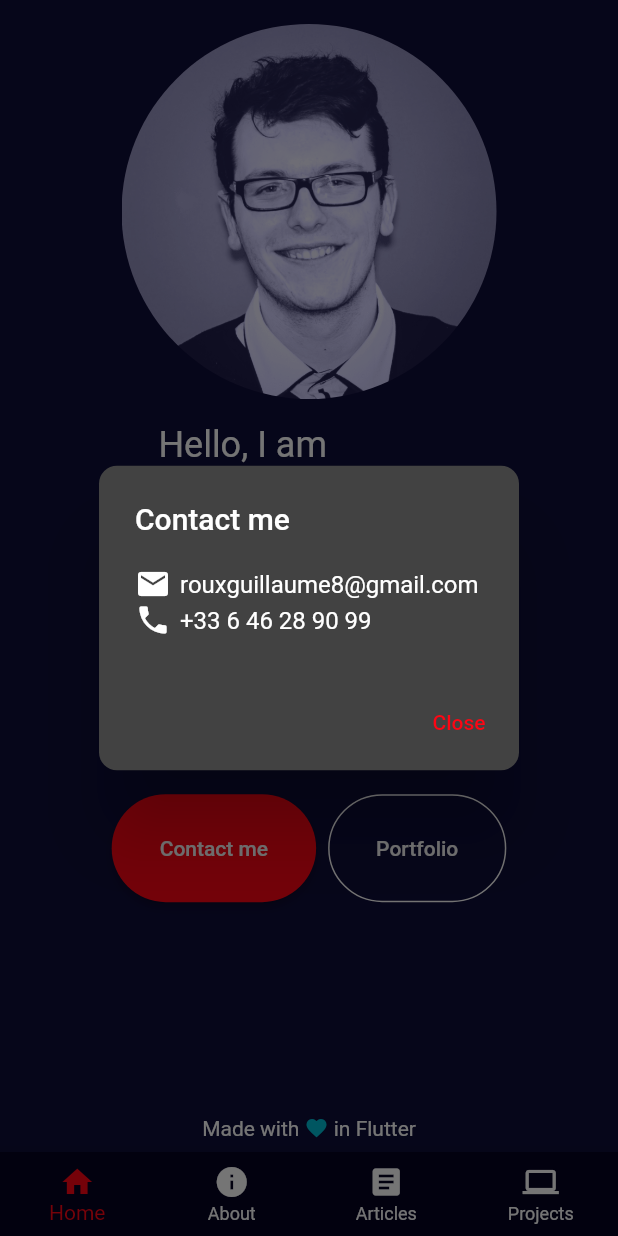
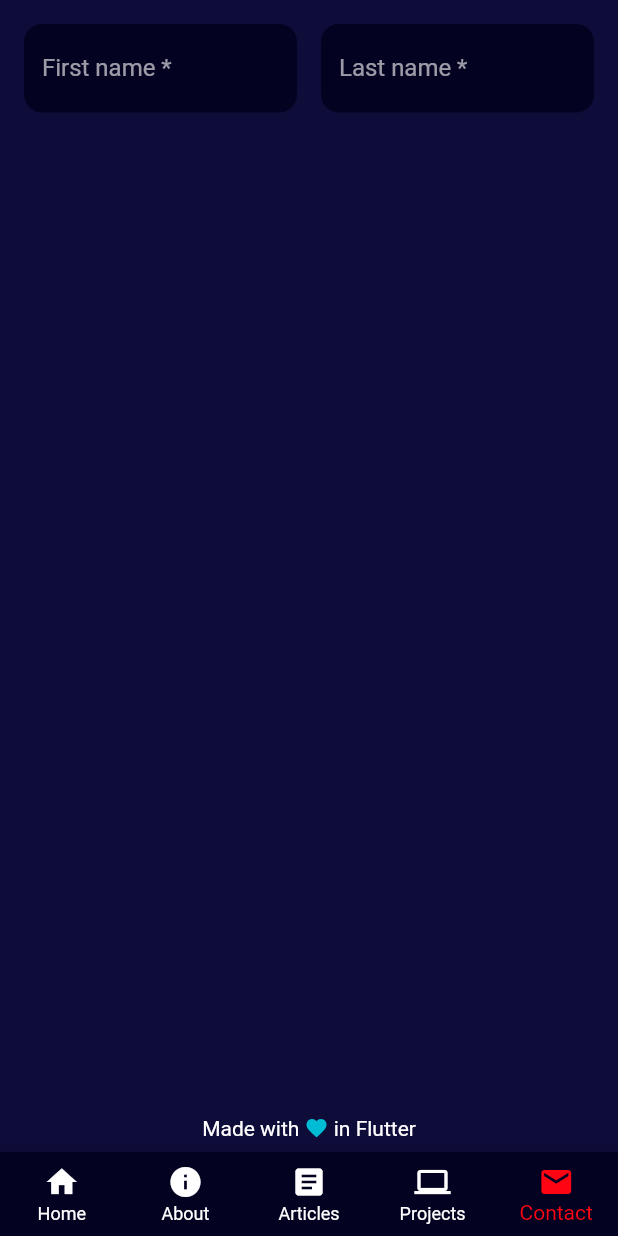
Before and after one commit to TesteurManiak/testeurmaniak.github.io, a Flutter app: the screen it shows after launch, after a tap on "Contact me", on a phone screen of 412 x 824 dp. Run offline on Flutter 3.47's test engine with Material 2 defaults, Android fonts, the phone set to English and light mode, and no system bars; our stand-ins replace go_router, rxdart.

Commit message:
start creating contact page

```diff
--- a/lib/bloc/navigation_bloc.dart
+++ b/lib/bloc/navigation_bloc.dart
@@ -4,11 +4,12 @@ import 'package:flutter/material.dart';
 import 'package:rxdart/rxdart.dart';
 
 import '../ui/about_view/about_view.dart';
+import '../ui/contact_view/contact_view.dart';
 import '../ui/home_view/home_view.dart';
 import '../ui/projects_view/projects_view.dart';
 import 'bloc.dart';
 
-enum NavigationIndex { home, about, articles, projects }
+enum NavigationIndex { home, about, articles, projects, contact }
 
 class _NavigationElement {
   final NavigationIndex index;
@@ -55,6 +56,12 @@ class NavigationBloc extends BlocBase {
       page: ProjectsView(),
       icon: Icons.laptop,
     ),
+    _NavigationElement(
+      index: NavigationIndex.contact,
+      label: 'Contact',
+      page: ContactView(),
+      icon: Icons.mail,
+    ),
   ];
   List<_NavigationElement> get navigationElements => _navElements;
 
--- a/lib/core/size_utils.dart
+++ b/lib/core/size_utils.dart
@@ -1,4 +1,6 @@
 double paddingHorizontal(double width) => width * 0.04 > 32 ? width * 0.04 : 32;
+
 double paddingVertical(double height) =>
     height * 0.02 > 28 ? height * 0.02 : 28;
+
 double spacing(double width) => width * 0.01 > 8 ? width * 0.01 : 8.0;
--- a/lib/style/themes.dart
+++ b/lib/style/themes.dart
@@ -4,7 +4,6 @@ import 'my_colors.dart';
 
 class MyThemes {
   static final _baseDark = ThemeData.dark();
-  static final _baseLight = ThemeData.light();
 
   static ThemeData get dark {
     final _dark = _baseDark.copyWith(
@@ -43,12 +42,15 @@ class MyThemes {
       textButtonTheme: TextButtonThemeData(
         style: TextButton.styleFrom(primary: MyColors.indicator),
       ),
+      inputDecorationTheme: InputDecorationTheme(
+        fillColor: MyColors.darkBlue,
+        filled: true,
+        border: OutlineInputBorder(
+          borderRadius: BorderRadius.circular(12),
+          borderSide: BorderSide.none,
+        ),
+      ),
     );
     return _dark;
   }
-
-  static ThemeData get light {
-    final _light = _baseLight.copyWith();
-    return _light;
-  }
 }
--- /dev/null
+++ b/lib/ui/contact_view/common/first_name_field.dart
@@ -0,0 +1,16 @@
+import 'package:flutter/material.dart';
+
+import 'my_input_field.dart';
+
+class FirstNameField extends StatelessWidget {
+  const FirstNameField({Key? key}) : super(key: key);
+
+  @override
+  Widget build(BuildContext context) {
+    return const MyInputField(
+      label: 'First name',
+      hint: 'John',
+      required: true,
+    );
+  }
+}
--- /dev/null
+++ b/lib/ui/contact_view/common/last_name_field.dart
@@ -0,0 +1,16 @@
+import 'package:flutter/material.dart';
+
+import 'my_input_field.dart';
+
+class LastNameField extends StatelessWidget {
+  const LastNameField({Key? key}) : super(key: key);
+
+  @override
+  Widget build(BuildContext context) {
+    return const MyInputField(
+      label: 'Last name',
+      hint: 'Doe',
+      required: true,
+    );
+  }
+}
--- /dev/null
+++ b/lib/ui/contact_view/common/my_input_field.dart
@@ -0,0 +1,24 @@
+import 'package:flutter/material.dart';
+
+class MyInputField extends StatelessWidget {
+  final String? label;
+  final String? hint;
+  final bool required;
+
+  const MyInputField({
+    Key? key,
+    this.label,
+    this.hint,
+    this.required = false,
+  }) : super(key: key);
+
+  @override
+  Widget build(BuildContext context) {
+    return TextField(
+      decoration: InputDecoration(
+        labelText: '$label${required ? " *" : ""}',
+        hintText: hint,
+      ),
+    );
+  }
+}
--- /dev/null
+++ b/lib/ui/contact_view/contact_view.dart
@@ -0,0 +1,16 @@
+import 'package:flutter/material.dart';
+
+import '../common/responsive_layout.dart';
+import 'mobile/contact_mobile.dart';
+
+class ContactView extends StatelessWidget {
+  const ContactView({Key? key}) : super(key: key);
+
+  @override
+  Widget build(BuildContext context) {
+    return const ResponsiveLayout(
+      mobile: ContactMobile(),
+      desktop: SizedBox(),
+    );
+  }
+}
--- /dev/null
+++ b/lib/ui/contact_view/mobile/contact_mobile.dart
@@ -0,0 +1,38 @@
+import 'package:flutter/material.dart';
+
+import '../common/first_name_field.dart';
+import '../common/last_name_field.dart';
+
+class ContactMobile extends StatefulWidget {
+  const ContactMobile({Key? key}) : super(key: key);
+
+  @override
+  State<ContactMobile> createState() => _ContactMobileState();
+}
+
+class _ContactMobileState extends State<ContactMobile> {
+  final _formKey = GlobalKey<FormState>();
+
+  @override
+  Widget build(BuildContext context) {
+    return Form(
+      key: _formKey,
+      child: SingleChildScrollView(
+        padding: const EdgeInsets.all(16),
+        child: Column(
+          mainAxisSize: MainAxisSize.min,
+          children: [
+            Row(
+              mainAxisSize: MainAxisSize.min,
+              children: const [
+                Expanded(child: FirstNameField()),
+                SizedBox(width: 16),
+                Expanded(child: LastNameField()),
+              ],
+            )
+          ],
+        ),
+      ),
+    );
+  }
+}
--- a/lib/ui/home_view/common/my_buttons.dart
+++ b/lib/ui/home_view/common/my_buttons.dart
@@ -6,42 +6,6 @@ import '../../../core/size_utils.dart';
 
 class MyButtons extends StatelessWidget {
   const MyButtons({Key? key}) : super(key: key);
-
-  void _openContactDialog(BuildContext context) {
-    showDialog(
-      context: context,
-      builder: (_) => AlertDialog(
-        title: const Text('Contact me'),
-        content: Column(
-          crossAxisAlignment: CrossAxisAlignment.start,
-          mainAxisSize: MainAxisSize.min,
-          children: [
-            Row(
-              mainAxisSize: MainAxisSize.min,
-              children: const [
-                Icon(Icons.mail),
-                SizedBox(width: 6),
-                Expanded(child: SelectableText('rouxguillaume8@gmail.com')),
-              ],
-            ),
-            Row(
-              children: const [
-                Icon(Icons.phone),
-                SizedBox(width: 6),
-                SelectableText('+33 6 46 28 90 99'),
-              ],
-            )
-          ],
-        ),
-        actions: [
-          TextButton(
-            onPressed: () => Navigator.pop(context),
-            child: const Text('Close'),
-          )
-        ],
-      ),
-    );
-  }
 
   @override
   Widget build(BuildContext context) {
@@ -57,7 +21,7 @@ class MyButtons extends StatelessWidget {
               horizontal: paddingHorizontal(size.width),
             ),
           ),
-          onPressed: () => _openContactDialog(context),
+          onPressed: () => navigationBloc.goToPage(NavigationIndex.contact),
           child: const Text('Contact me'),
         ),
         SizedBox(width: spacing(size.width)),
```
